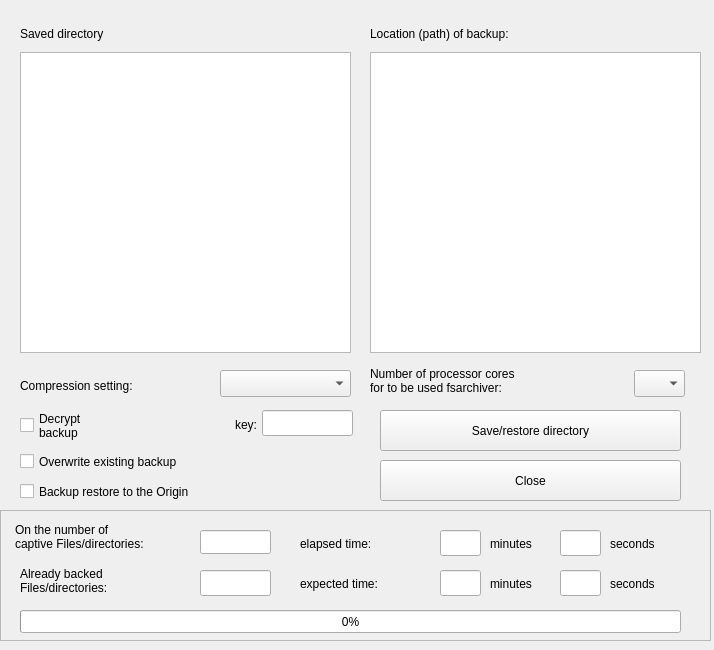
Above: qt4-fsarchiver/src/ui/dir_dialog.ui from Rudlandh/qt-fasarchiver before the change. Below: the same form after it.
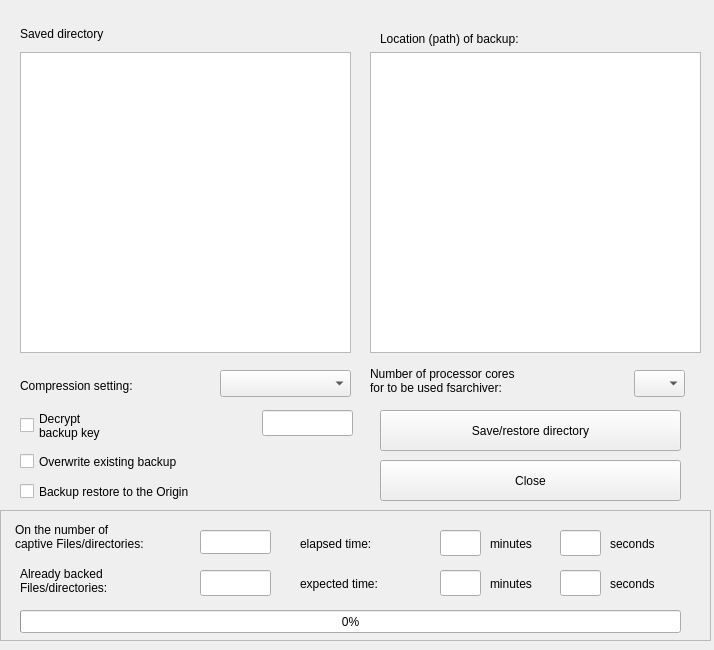
That is the form after the change.

The edit to the form file:
```diff
--- a/qt4-fsarchiver/src/ui/dir_dialog.ui
+++ b/qt4-fsarchiver/src/ui/dir_dialog.ui
@@ -81,9 +81,9 @@
   <widget class="QLabel" name="label_2">
    <property name="geometry">
     <rect>
-     <x>370</x>
-     <y>25</y>
-     <width>291</width>
+     <x>380</x>
+     <y>30</y>
+     <width>311</width>
      <height>18</height>
     </rect>
    </property>
@@ -390,34 +390,18 @@
 for to be used fsarchiver:</string>
    </property>
   </widget>
-  <widget class="QLabel" name="lbl_key">
-   <property name="geometry">
-    <rect>
-     <x>176</x>
-     <y>415</y>
-     <width>81</width>
-     <height>20</height>
-    </rect>
-   </property>
-   <property name="text">
-    <string>key:</string>
-   </property>
-   <property name="alignment">
-    <set>Qt::AlignRight|Qt::AlignTrailing|Qt::AlignVCenter</set>
-   </property>
-  </widget>
   <widget class="QCheckBox" name="chk_key">
    <property name="geometry">
     <rect>
      <x>20</x>
      <y>400</y>
-     <width>131</width>
+     <width>181</width>
      <height>51</height>
     </rect>
    </property>
    <property name="text">
     <string>Decrypt
-backup</string>
+backup key</string>
    </property>
   </widget>
  </widget>
```
